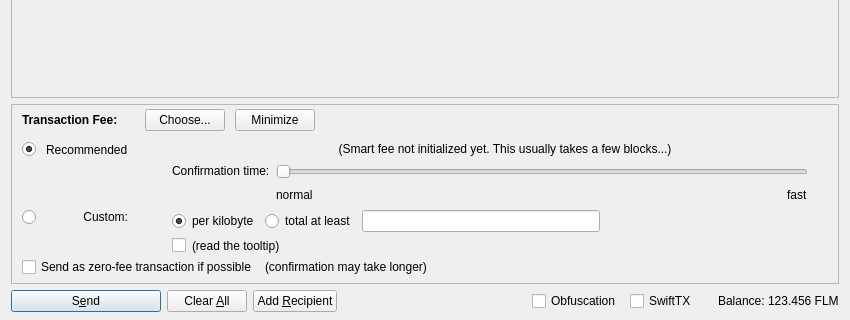
Qt form src/qt/forms/sendcoinsdialog.ui (folm/folm) before a commit; both pictures show x 0 to 850 and y 290 to 610 of the 850 by 610 pixel window.
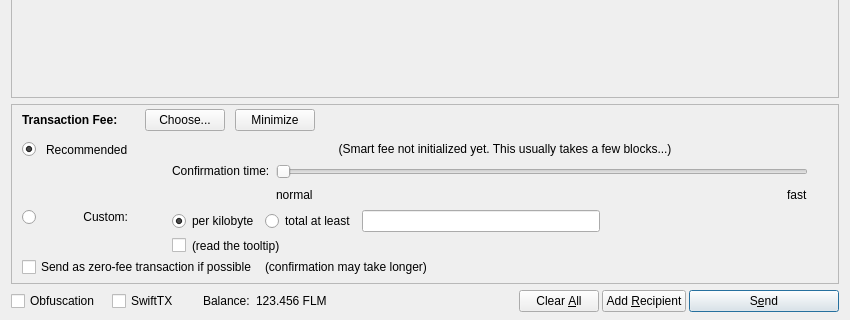
The same form after that commit. Icons and pictures are not drawn. Custom widgets are drawn as their Qt base class.

Commit message: Update QT send dialog ui redesigned

Diff of the .ui file:
```diff
--- a/src/qt/forms/sendcoinsdialog.ui
+++ b/src/qt/forms/sendcoinsdialog.ui
@@ -1301,10 +1301,10 @@
    <item>
     <layout class="QHBoxLayout" name="horizontalLayout">
      <item>
-      <widget class="QPushButton" name="sendButton">
+      <widget class="QCheckBox" name="checkUseObfuscation">
        <property name="minimumSize">
         <size>
-         <width>150</width>
+         <width>95</width>
          <height>0</height>
         </size>
        </property>
@@ -1312,24 +1312,40 @@
         <string>Confirm the send action</string>
        </property>
        <property name="text">
-        <string>S&amp;end</string>
+        <string>Obfuscation</string>
        </property>
-       <property name="icon">
-        <iconset resource="../folm.qrc">
-         <normaloff>:/icons/send_white</normaloff>:/icons/send_white</iconset>
-       </property>
-       <property name="autoDefault">
+       <property name="checked">
         <bool>false</bool>
        </property>
-       <property name="default">
+      </widget>
+     </item>
+     <item>
+      <widget class="QCheckBox" name="checkSwiftTX">
+       <property name="enabled">
         <bool>true</bool>
        </property>
+       <property name="minimumSize">
+        <size>
+         <width>85</width>
+         <height>0</height>
+        </size>
+       </property>
+       <property name="text">
+        <string>SwiftTX</string>
+       </property>
       </widget>
      </item>
      <item>
-      <widget class="QPushButton" name="clearButton">
+      <widget class="QLabel" name="label">
+       <property name="text">
+        <string>Balance:</string>
+       </property>
+      </widget>
+     </item>
+     <item>
+      <widget class="QLabel" name="labelBalance">
        <property name="sizePolicy">
-        <sizepolicy hsizetype="Minimum" vsizetype="Fixed">
+        <sizepolicy hsizetype="Preferred" vsizetype="Fixed">
          <horstretch>0</horstretch>
          <verstretch>0</verstretch>
         </sizepolicy>
@@ -1338,31 +1354,10 @@
         <string>Clear all fields of the form.</string>
        </property>
        <property name="text">
-        <string>Clear &amp;All</string>
+        <string notr="true">123.456 FLM</string>
        </property>
-       <property name="icon">
-        <iconset resource="../folm.qrc">
-         <normaloff>:/icons/remove</normaloff>:/icons/remove</iconset>
-       </property>
-       <property name="autoDefault">
-        <bool>false</bool>
-       </property>
-      </widget>
-     </item>
-     <item>
-      <widget class="QPushButton" name="addButton">
-       <property name="toolTip">
-        <string>Send to multiple recipients at once</string>
-       </property>
-       <property name="text">
-        <string>Add &amp;Recipient</string>
-       </property>
-       <property name="icon">
-        <iconset resource="../folm.qrc">
-         <normaloff>:/icons/add</normaloff>:/icons/add</iconset>
-       </property>
-       <property name="autoDefault">
-        <bool>false</bool>
+       <property name="textInteractionFlags">
+        <set>Qt::LinksAccessibleByMouse|Qt::TextSelectableByKeyboard|Qt::TextSelectableByMouse</set>
        </property>
       </widget>
      </item>
@@ -1385,48 +1380,9 @@
         <number>3</number>
        </property>
        <item>
-        <widget class="QCheckBox" name="checkUseObfuscation">
-         <property name="minimumSize">
-          <size>
-           <width>95</width>
-           <height>0</height>
-          </size>
-         </property>
-         <property name="text">
-          <string>Obfuscation</string>
-         </property>
-         <property name="checked">
-          <bool>false</bool>
-         </property>
-        </widget>
-       </item>
-       <item>
-        <widget class="QCheckBox" name="checkSwiftTX">
-         <property name="enabled">
-          <bool>true</bool>
-         </property>
-         <property name="minimumSize">
-          <size>
-           <width>85</width>
-           <height>0</height>
-          </size>
-         </property>
-         <property name="text">
-          <string>SwiftTX</string>
-         </property>
-        </widget>
-       </item>
-       <item>
-        <widget class="QLabel" name="label">
-         <property name="text">
-          <string>Balance:</string>
-         </property>
-        </widget>
-       </item>
-       <item>
-        <widget class="QLabel" name="labelBalance">
+        <widget class="QPushButton" name="clearButton">
          <property name="sizePolicy">
-          <sizepolicy hsizetype="Preferred" vsizetype="Fixed">
+          <sizepolicy hsizetype="Minimum" vsizetype="Fixed">
            <horstretch>0</horstretch>
            <verstretch>0</verstretch>
           </sizepolicy>
@@ -1435,10 +1391,57 @@
           <cursorShape>IBeamCursor</cursorShape>
          </property>
          <property name="text">
-          <string notr="true">123.456 FLM</string>
+          <string>Clear &amp;All</string>
          </property>
-         <property name="textInteractionFlags">
-          <set>Qt::LinksAccessibleByMouse|Qt::TextSelectableByKeyboard|Qt::TextSelectableByMouse</set>
+         <property name="icon">
+          <iconset resource="../folm.qrc">
+           <normaloff>:/icons/remove</normaloff>:/icons/remove</iconset>
+         </property>
+         <property name="autoDefault">
+          <bool>false</bool>
+         </property>
+        </widget>
+       </item>
+       <item>
+        <widget class="QPushButton" name="addButton">
+         <property name="toolTip">
+          <string>Send to multiple recipients at once</string>
+         </property>
+         <property name="text">
+          <string>Add &amp;Recipient</string>
+         </property>
+         <property name="icon">
+          <iconset resource="../folm.qrc">
+           <normaloff>:/icons/add</normaloff>:/icons/add</iconset>
+         </property>
+         <property name="autoDefault">
+          <bool>false</bool>
+         </property>
+        </widget>
+       </item>
+       <item>
+        <widget class="QPushButton" name="sendButton">
+         <property name="minimumSize">
+          <size>
+           <width>150</width>
+           <height>0</height>
+          </size>
+         </property>
+         <property name="toolTip">
+          <string>Confirm the send action</string>
+         </property>
+         <property name="text">
+          <string>S&amp;end</string>
+         </property>
+         <property name="icon">
+          <iconset resource="../folm.qrc">
+           <normaloff>:/icons/send_white</normaloff>:/icons/send_white</iconset>
+         </property>
+         <property name="autoDefault">
+          <bool>false</bool>
+         </property>
+         <property name="default">
+          <bool>true</bool>
          </property>
         </widget>
        </item>
```
Left out of the diff: 11 changed lines with no effect on the pictures.
